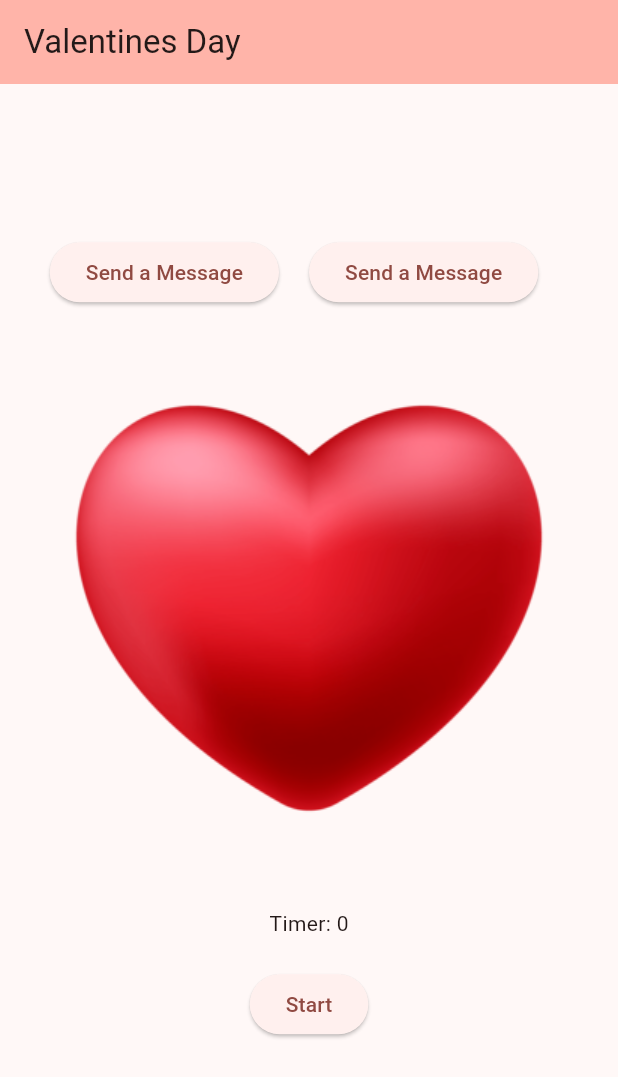
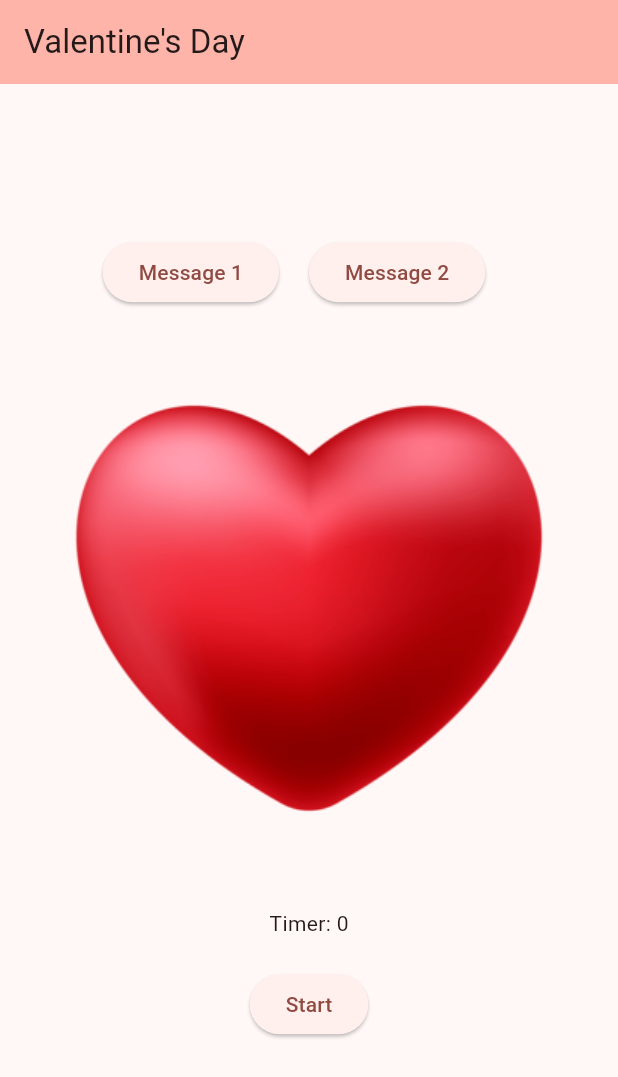
Before and after one commit to skylerplumley/valentine, a Flutter app: the screen it shows after launch, on a phone screen of 412 x 824 dp. Shown: the top 1077 px of the screen. Run offline on Flutter 3.47's test engine with Material 3 defaults, Android fonts, the phone set to English and light mode, and no system bars.

Commit message:
Comment added

```diff
--- a/lib/main.dart
+++ b/lib/main.dart
@@ -1,3 +1,4 @@
+//Made by Skyler Plumley and Shawn
 import 'package:flutter/material.dart';
 import 'dart:async';
 
@@ -11,12 +12,12 @@ class MyApp extends StatelessWidget {
   @override
   Widget build(BuildContext context) {
     return MaterialApp(
-      title: 'Flutter Demo',
+      title: "Valentine's Day",
       theme: ThemeData(
         colorScheme: ColorScheme.fromSeed(seedColor: Colors.red),
         useMaterial3: true,
       ),
-      home: const MyHomePage(title: 'Valentines Day'),
+      home: const MyHomePage(title: "Valentine's Day"),
     );
   }
 }
@@ -93,11 +94,11 @@ class _MyHomePageState extends State<MyHomePage>
               children: [
                 ElevatedButton(
                     onPressed: () => sendmessage("You are my valentine!"),
-                    child: const Text("Send a Message")),
+                    child: const Text("Message 1")),
                 const SizedBox(width: 20),
                 ElevatedButton(
                     onPressed: () => sendmessage("XOXO!"),
-                    child: const Text("Send a Message")),
+                    child: const Text("Message 2")),
                 const SizedBox(width: 20),
               ],
             ),
@@ -126,7 +127,7 @@ class _MyHomePageState extends State<MyHomePage>
               style: const TextStyle(
                 fontSize: 20,
                 fontWeight: FontWeight.bold,
-                color: Colors.black,
+                color: Colors.pink,
               ),
             ),
           ],
```
